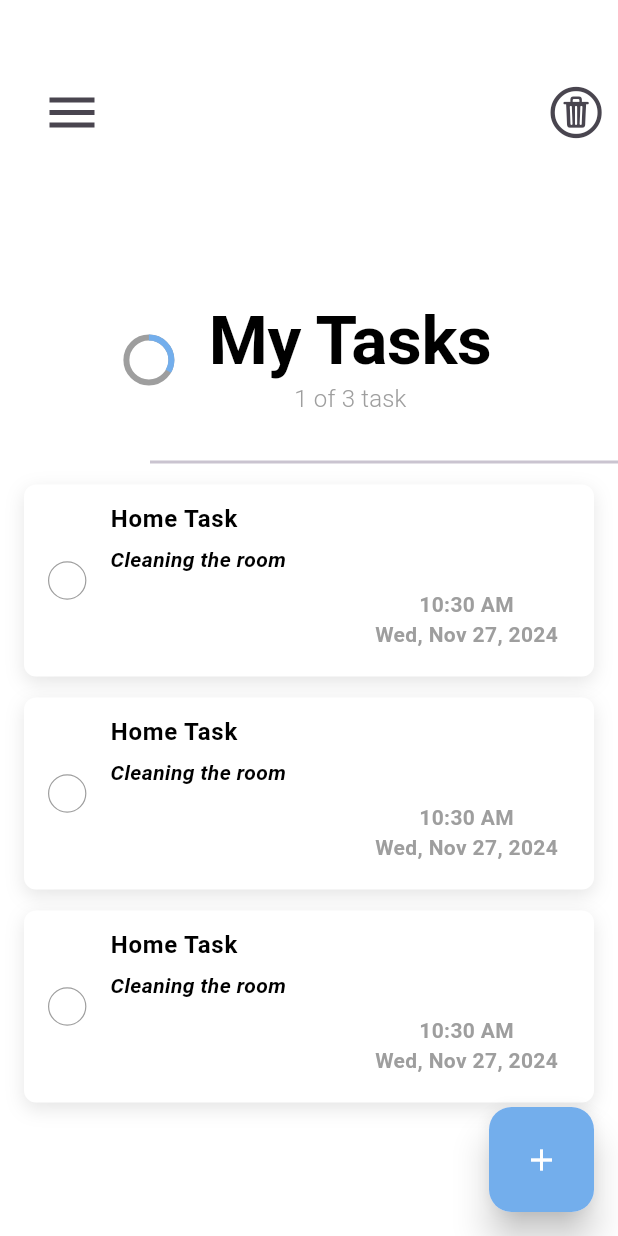
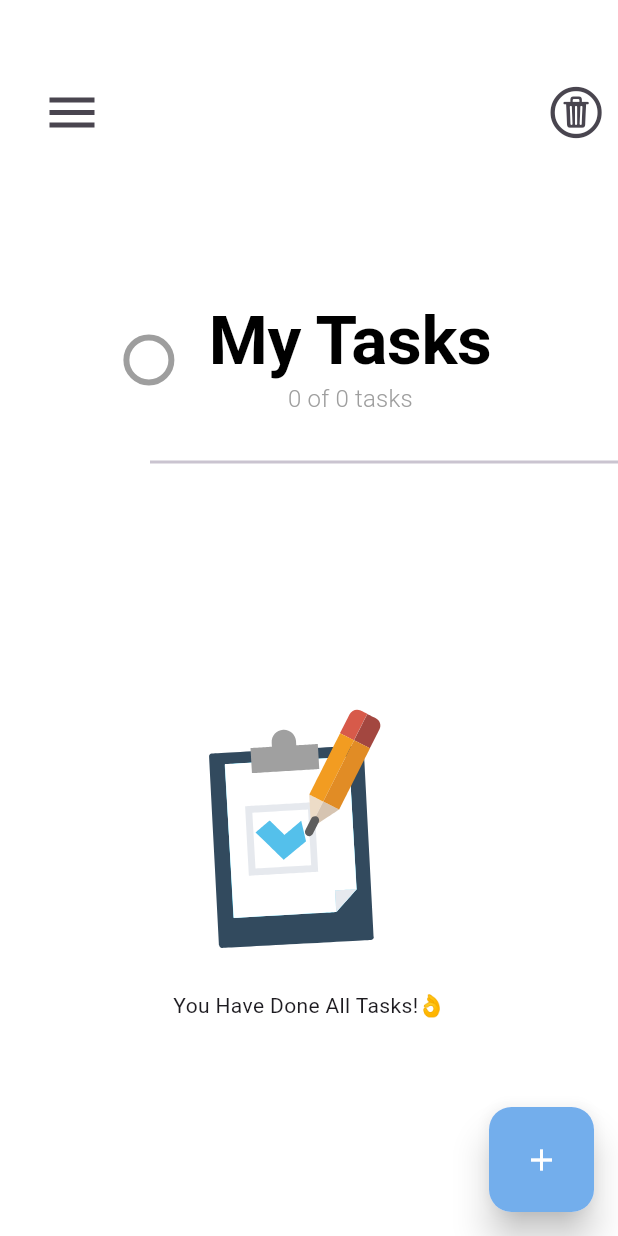
Before and after one commit to nguyenquangtung004/AppToDo, a Flutter app: the screen it shows after launch, on a phone screen of 412 x 824 dp. Run offline on Flutter 3.47's test engine with Material 3 defaults, Android fonts, the phone set to English and light mode, and no system bars; drawn by our look-alikes of flutter_slider_drawer; our stand-ins replace animate_do, hive, hive_flutter, lottie; missing offline and left inert: flutter_cupertino_date_picker_fork, ftoast, panara_dialogs; accounts and stored records are empty.

Commit message:
Tôi đã fix bug A dismissed Dismissible widget is still part of the tree.và lỗi khi thêm tasks mới thì các tasks cũ lại hiển thị trở lại

```diff
--- a/lib/data/hive_data_store.dart
+++ b/lib/data/hive_data_store.dart
@@ -4,34 +4,55 @@ import 'package:flutter/foundation.dart';
 import 'package:hive/hive.dart';
 import 'package:hive_flutter/hive_flutter.dart';
 
-///All the [CRUD] operation method for hiveDB
+/// Tất cả các phương thức [CRUD] cho HiveDB
 class HiveDataStore {
   static const boxName = 'taskBox';
+  // Tạo box với kiểu dữ liệu <Task> để lưu trữ
+  late final Box<Task> box;
+  /// Khởi tạo HiveDataStore, đảm bảo mở hộp trước khi sử dụng.
+  HiveDataStore() {
+    _initBox();
+  }
+    Future<void> _initBox() async {
+    // Đảm bảo hộp đã mở trước khi sử dụng
+    if (!Hive.isBoxOpen(boxName)) {
+      box = await Hive.openBox<Task>(boxName);
+    } else {
+      box = Hive.box<Task>(boxName);
+    }
+  }
 
-  final Box<Task> box = Hive.box<Task>(boxName);
-
-  ///Add New Task To Box
-  Future<void> addTask ({required Task task}) async{
+  /// Thêm Task Mới vào Box
+  /// [task] là đối tượng `Task` cần thêm vào.
+  Future<void> addTask({required Task task}) async {
+    // Ghi chú: Sử dụng `task.id` làm key cho task mới.
     await box.put(task.id, task);
   }
 
-  ///Show Task
-  Future<Task?> getTask({required String id })async{
+
+  /// Lấy Task Dựa Theo ID
+  /// [id] là `String` đại diện cho ID của `Task`.
+  Future<Task?> getTask({required String id}) async {
+    // Trả về `Task` nếu tìm thấy theo `id`, hoặc null nếu không tìm thấy
     return box.get(id);
   }
 
-  ///Update Task
-  Future<void> updateTask({required Task task})async{
-    await task.save();
+ /// Cập Nhật Task
+  /// [task] là đối tượng `Task` cần cập nhật.
+  Future<void> updateTask({required Task task}) async {
+    // Lưu dữ liệu của task lại sau khi đã thay đổi
+    // Ghi chú: Đảm bảo `task` đã được sửa đổi trước khi gọi `save()`.
+    await box.put(task.id, task);
   }
 
-  ///Delete Task
-  Future<void> deleteTask ({required Task task})async{
-    await task.delete();
+  /// Xóa Task
+  /// [task] là đối tượng `Task` cần xóa.
+  Future<void> deleteTask({required Task task}) async {
+    // Xóa task dựa trên `id`
+    await box.delete(task.id);
   }
 
-  ///Listen to Box Changes
-  ///Using this method we will listen to box changes and update the
-  ///UI accordingly
+   /// Lắng Nghe Thay Đổi Trong Box
+  /// Sử dụng phương thức này để lắng nghe các thay đổi của hộp và cập nhật UI tương ứng.
   ValueListenable<Box<Task>> listToTask() => box.listenable();
 }
--- a/lib/main.dart
+++ b/lib/main.dart
@@ -1,48 +1,51 @@
-
-import 'package:app_to_do/views/home/home_view.dart';
-import 'package:app_to_do/views/home/widget/layout_add.dart';
 import 'package:flutter/material.dart';
 import 'package:hive_flutter/hive_flutter.dart';
 
-import 'models/task.dart';
-
-// ///
-// import '../data/hive_data_store.dart';
-// import '../models/task.dart';
-// import '../view/home/home_view.dart';
+/// Import các model và widget cần thiết
+import 'data/hive_data_store.dart'; // Đảm bảo bạn có lớp này trong thư mục data
+import './models/task.dart'; // Đảm bảo đường dẫn đúng với model Task của bạn
+import './views/home/home_view.dart'; // Đảm bảo đường dẫn đúng với widget HomeView của bạn
 
 Future<void> main() async {
-  /// Initial Hive DB
+  /// Đảm bảo khởi tạo các widget và Hive
+  WidgetsFlutterBinding.ensureInitialized();
+
+  /// Khởi tạo Hive
   await Hive.initFlutter();
 
-  /// Register Hive Adapter
-  Hive.registerAdapter<Task>(TaskAdapter());
-  //
-  // /// Open box
-  var box = await Hive.openBox<Task>("tasksBox");
+  /// Đăng ký adapter cho Task
+  Hive.registerAdapter(TaskAdapter());
 
-  /// Delete data from previous day
-  // ignore: avoid_function_literals_in_foreach_calls
-  box.values.forEach((task) {
-    if (task.createAtTime.day != DateTime.now().day) {
-      task.delete();
-    } else {}
-  });
+  /// Mở box Hive
+  try {
+    await Hive.openBox<Task>('taskBox');
+    debugPrint('Hive box opened successfully');
+  } catch (e) {
+    debugPrint('Error opening Hive box: $e');
+  }
 
+  /// Chạy ứng dụng với BaseWidget
   runApp(BaseWidget(child: const MyApp()));
 }
 
+/// BaseWidget để quản lý các dịch vụ toàn cục
+/// Mục tiêu của `BaseWidget` là để cung cấp `HiveDataStore` cho toàn bộ ứng dụng.
 class BaseWidget extends InheritedWidget {
   BaseWidget({Key? key, required this.child}) : super(key: key, child: child);
-  // final HiveDataStore dataStore = HiveDataStore();
+
   final Widget child;
 
+  /// Tạo instance của HiveDataStore (đảm bảo bạn đã tạo lớp này)
+  final HiveDataStore dataStore = HiveDataStore();
+
+  /// Lấy instance của BaseWidget
+  /// Hàm này giúp truy cập `HiveDataStore` từ bất kỳ vị trí nào trong widget tree
   static BaseWidget of(BuildContext context) {
     final base = context.dependOnInheritedWidgetOfExactType<BaseWidget>();
     if (base != null) {
       return base;
     } else {
-      throw StateError('Could not find ancestor widget of type BaseWidget');
+      throw StateError('Không tìm thấy widget BaseWidget trong context.');
     }
   }
 
@@ -52,6 +55,7 @@ class BaseWidget extends InheritedWidget {
   }
 }
 
+/// MyApp là lớp chính của ứng dụng
 class MyApp extends StatelessWidget {
   const MyApp({Key? key}) : super(key: key);
 
@@ -59,7 +63,7 @@ class MyApp extends StatelessWidget {
   Widget build(BuildContext context) {
     return MaterialApp(
       debugShowCheckedModeBanner: false,
-      title: 'Flutter Hive Todo App',
+      title: 'Hive Todo App',
       theme: ThemeData(
         textTheme: const TextTheme(
           displayLarge: TextStyle(
@@ -100,8 +104,7 @@ class MyApp extends StatelessWidget {
           ),
         ),
       ),
-      home: const HomeView(),
-      // home: const LayoutAdd(),
+      home: const HomeView(), // Mặc định chuyển đến `HomeView`
     );
   }
 }
--- a/lib/models/task.dart
+++ b/lib/models/task.dart
@@ -3,6 +3,7 @@ import 'package:uuid/uuid.dart';
 part "task.g.dart"; //import flutter pub run build_runner build để tạo file này
 @HiveType(typeId: 0)
 class Task extends HiveObject {
+  /// Khởi tạo đối tượng Task với các thuộc tính cần thiết.
   Task({
     required this.id,
     required this.title,
@@ -12,26 +13,32 @@ class Task extends HiveObject {
     required this.isCompleted
   });
 
-  //id
+   // id của Task (mã định danh duy nhất)
   @HiveField(0)
   final String id;
 
+  // Tiêu đề của Task
   @HiveField(1)
   String title;
 
+  // Phụ đề hoặc mô tả bổ sung cho Task
   @HiveField(2)
-  final String subTitle;
+  late final String subTitle;
 
+  // Thời gian tạo Task
   @HiveField(3)
   DateTime createAtTime;
 
+  // Ngày tạo Task
   @HiveField(4)
   DateTime createAtDate;
 
+  // Trạng thái hoàn thành của Task
   @HiveField(5)
   bool isCompleted;
 
-  //Create new Task
+   /// Phương thức tạo mới `Task`
+  /// Sử dụng `Uuid` để tạo ID duy nhất cho mỗi `Task`.
   factory Task.create({
     required String?title,
     required String?subtitle,
@@ -39,10 +46,12 @@ class Task extends HiveObject {
     required DateTime?createAtDate,
 
   }) =>
-      Task(id: const Uuid().v1(),
-          title: title ?? "",
-          subTitle: subtitle ?? "",
-          createAtTime: createAtTime??DateTime.now(),
-          createAtDate: createAtDate??DateTime.now(),
-          isCompleted: false);
+      Task(
+          id: const Uuid().v1(),// Tạo ID duy nhất cho Task mới
+          title: title ?? "", // Nếu không có `title`, dùng chuỗi rỗng
+          subTitle: subtitle ?? "", // Nếu không có `subTitle`, dùng chuỗi rỗng
+          createAtTime: createAtTime??DateTime.now(),// Nếu không có `createAtTime`, dùng thời gian hiện tại
+          createAtDate: createAtDate??DateTime.now(),// Nếu không có `createAtDate`, dùng ngày hiện tại
+          isCompleted: false,// Mặc định là chưa hoàn thành
+          );
 }
--- a/lib/views/home/home_view.dart
+++ b/lib/views/home/home_view.dart
@@ -1,3 +1,4 @@
+import 'package:app_to_do/main.dart';
 import 'package:app_to_do/models/task.dart';
 import 'package:app_to_do/untils/app_colors.dart';
 import 'package:app_to_do/untils/constants.dart';
@@ -5,97 +6,100 @@ import 'package:app_to_do/views/home/components/fab.dart';
 import 'package:app_to_do/views/home/components/home_app_bar.dart';
 import 'package:app_to_do/views/home/components/slider_drawer.dart';
 import 'package:app_to_do/views/home/widget/task_widget.dart';
+import 'package:flutter/foundation.dart';
 import 'package:flutter/material.dart';
 import 'package:app_to_do/untils/app_str.dart';
 import 'package:app_to_do/extensions/space_exs.dart';
 
-///Tự import
+/// Tự import
 import 'package:lottie/lottie.dart';
 
-///Tự import
+/// Tự import
 import 'package:flutter_slider_drawer/flutter_slider_drawer.dart';
 
-///Tự import
+/// Tự import
 import 'package:animate_do/animate_do.dart';
 
-///Tự import
+/// Tự import
 import 'package:hive/hive.dart';
 
-///1. Khởi tạo HomeView
-///HomeView: Lớp chính đại diện cho giao diện chính của ứng dụng
-///StatefulWidget: Được dùng để tạo một widget có trạng thái thay đổi.
+/// 1. Khởi tạo HomeView
+/// HomeView: Lớp chính đại diện cho giao diện chính của ứng dụng
+/// StatefulWidget: Được dùng để tạo một widget có trạng thái thay đổi.
 class HomeView extends StatefulWidget {
   const HomeView({super.key});
-  //_HomeViewState: Quản lý trạng thái và giao diện của HomeView.
+
+  /// _HomeViewState: Quản lý trạng thái và giao diện của HomeView.
   @override
   State<HomeView> createState() => _HomeViewState();
 }
-///2. Biến toàn cục
+
+/// 2. Biến toàn cục
 class _HomeViewState extends State<HomeView> {
-  //drawerKey: Khóa để điều khiển trạng thái của SliderDrawer.
-  //Import thư viện SliderDrawer
+  // drawerKey: Khóa để điều khiển trạng thái của SliderDrawer.
   GlobalKey<SliderDrawerState> drawerKey = GlobalKey<SliderDrawerState>();
-  //tesing: Một danh sách dữ liệu mẫu (mock data) được sử dụng để hiển thị danh sách nhiệm vụ (tasks).
-  final List<int> tesing = [2, 5, 7];
 
-///3. Widget build
+  /// 3. Widget build
   @override
   Widget build(BuildContext context) {
-    //TextTheme textTheme: Lấy các kiểu chữ từ theme của ứng dụng.
+    // Lấy `BaseWidget` từ context
+    final base = BaseWidget.of(context);
+    // Lấy `TextTheme` từ `ThemeData` của ứng dụng
     TextTheme textTheme = Theme.of(context).textTheme;
-    //Scaffold: Cấu trúc giao diện cơ bản (chứa FloatingActionButton, AppBar, và Body)
+    // `ValueListenable` để lắng nghe các thay đổi từ box của Hive
+    ValueListenable<Box<Task>> valueListenable = base.dataStore.listToTask();
+
+    return ValueListenableBuilder(
+      valueListenable: valueListenable,
+      builder: (ctx, Box<Task> box, Widget? child) {
+        // Lấy danh sách `tasks` từ box
+        var tasks = box.values.toList();
+
         return Scaffold(
           backgroundColor: Colors.white,
-      //Fab(): Nút nổi để thực hiện hành động (Floating Action Button)
-      floatingActionButton: Fab(),
-
-      //Body
-      //SliderDrawer: Widget cho phép hiển thị một ngăn kéo trượt từ bên trái.
+          floatingActionButton: Fab(), // Nút nổi để thực hiện hành động
           body: SliderDrawer(
             key: drawerKey,
-          isDraggable: false, //isDraggable: false khi để nút này thành true người dùng vuốt sang phải là hiển thị drawer
-          animationDuration: 1000,//animationDuration: Thời gian chạy animation khi mở ngăn kéo
-          slider: CustomDrawer(),//slider: Nội dung của ngăn kéo.
-          appBar: HomeAppBar(//appBar: Thanh tiêu đề tùy chỉnh.
+            isDraggable: false,
+            animationDuration: 1000,
+            slider: CustomDrawer(), // slider: Nội dung của ngăn kéo.
+            appBar: HomeAppBar(
               drawerKey: drawerKey,
             ),
-          child: _buildHomeBody(textTheme),//Nội dung chính của giao diện, được xây dựng từ _buildHomeBody
+            child: _buildHomeBody(textTheme, box), // Nội dung chính của giao diện
           ),
+        );
+      },
     );
   }
 
-  ///4. Widget _buildHomeBody
-  Widget _buildHomeBody(TextTheme textTheme) {
+  /// 4. Widget _buildHomeBody
+  Widget _buildHomeBody(TextTheme textTheme, Box<Task> box) {
+    List<Task> tasks = box.values.toList();
     return SizedBox(
       width: double.infinity,
       height: double.infinity,
       child: Column(
         children: [
-          ///Custom App Bar
-          ///4.1. Progress Indicator
-          Container(//Container: Chứa nội dung tiêu đề chính và ProgressIndicator.
+          /// Custom App Bar
+          Container(
             margin: const EdgeInsets.only(top: 60),
             width: double.infinity,
             height: 100,
-            // color: Colors.red,
             child: Row(
               mainAxisAlignment: MainAxisAlignment.center,
               children: [
-                //Progress Indicator
-                const SizedBox(
+                // Progress Indicator
+                SizedBox(
                   width: 30,
                   height: 30,
-                  child: CircularProgressIndicator(//CircularProgressIndicator: Hiển thị tiến độ hoàn thành nhiệm vụ.
-                    value: 1 / 3,//value: Tiến độ (từ 0.0 đến 1.0). Ví dụ: 1 / 3 là 33%.
-                    backgroundColor: Colors.grey,//backgroundColor: Màu nền của vòng tròn.
-                    valueColor: AlwaysStoppedAnimation(AppColors.primaryColor),//valueColor: Màu của thanh tiến độ.
+                  child: CircularProgressIndicator(
+                    value: tasks.isEmpty ? 0 : tasks.where((task) => task.isCompleted).length / tasks.length,
+                    backgroundColor: Colors.grey,
+                    valueColor: AlwaysStoppedAnimation(AppColors.primaryColor),
                   ),
                 ),
-                //Space
-                const SizedBox(
-                  width: 25,
-                ),
-                //Top Level Task Info
+                const SizedBox(width: 25),
                 Column(
                   mainAxisAlignment: MainAxisAlignment.center,
                   crossAxisAlignment: CrossAxisAlignment.center,
@@ -104,11 +108,9 @@ class _HomeViewState extends State<HomeView> {
                       AppStr.mainTitle,
                       style: textTheme.displayLarge,
                     ),
-                    const SizedBox(
-                      height: 3,
-                    ),
+                    const SizedBox(height: 3),
                     Text(
-                      "1 of 3 task",
+                      "${tasks.where((task) => task.isCompleted).length} of ${tasks.length} tasks",
                       style: textTheme.titleMedium,
                     ),
                   ],
@@ -125,115 +127,90 @@ class _HomeViewState extends State<HomeView> {
             ),
           ),
 
-          ///Tasks
-          ///4.2. Tasks List
-          SizedBox(
-            width: double.infinity,
-            height: 745,
-            child: tesing.isNotEmpty
-
-                /// Task list is not empty
-                ? ListView.builder(//ListView.builder: Tạo danh sách nhiệm vụ
-                    itemCount: tesing.length,
+          /// Tasks List
+          Expanded(
+            child: tasks.isNotEmpty
+                ? ListView.builder(
+                    itemCount: tasks.length,
                     scrollDirection: Axis.vertical,
                     itemBuilder: (context, index) {
-                      return Dismissible(//Dismissible: Cho phép vuốt để xóa nhiệm vụ.
+                      var task = tasks[index];
+                      return Dismissible(
+                        key: Key(task.id), // Sử dụng `task.id` để làm khóa duy nhất
                         direction: DismissDirection.horizontal,
-                        onDismissed: (direction) {
+                        confirmDismiss: (direction) async {
+                          // Hiển thị hộp thoại xác nhận trước khi xóa
+                          return await showDialog(
+                            context: context,
+                            builder: (BuildContext context) {
+                              return AlertDialog(
+                                title: const Text("Xác nhận xóa"),
+                                content: const Text("Bạn có chắc chắn muốn xóa nhiệm vụ này không?"),
+                                actions: [
+                                  TextButton(
+                                    onPressed: () {
+                                      Navigator.of(context).pop(false); // Hủy bỏ
+                                    },
+                                    child: const Text("Hủy"),
+                                  ),
+                                  TextButton(
+                                    onPressed: () {
+                                      Navigator.of(context).pop(true); // Xác nhận xóa
+                                    },
+                                    child: const Text("Xóa"),
+                                  ),
+                                ],
+                              );
+                            },
+                          );
+                        },
+                        onDismissed: (direction) async {
+                          // Xóa nhiệm vụ khỏi Hive
+                          await box.deleteAt(index);
+
+                          // Sau khi xóa, cần cập nhật giao diện
                           setState(() {
-                            tesing.removeAt(index);
+                            tasks.removeAt(index);
                           });
                         },
-                        background: Row(
+                        background: Container(
+                          color: Colors.redAccent,
+                          child: Row(
                             mainAxisAlignment: MainAxisAlignment.center,
                             children: [
-                            const Icon(
-                              Icons.delete_outline,
-                              color: Colors.grey,
-                            ),
-                            8.w,
+                              const Icon(Icons.delete_outline, color: Colors.white),
+                              const SizedBox(width: 8),
                               const Text(
                                 AppStr.deletedTask,
-                              style: TextStyle(color: Colors.grey),
+                                style: TextStyle(color: Colors.white),
                               ),
                             ],
                           ),
-                        key: UniqueKey(),
-                        child: TaskWidget(
-                          // TaskWidget: Widget hiển thị chi tiết một nhiệm vụ.
-                          ///This is only for test
-                          ///We will load tasks from db later one
-                          task: Task(
-                            id: "1",
-                            title: "Home Task",
-                            subTitle: "Cleaning the room",
-                            createAtTime: DateTime.now(),
-                            createAtDate: DateTime.now(),
-                            isCompleted: false,
                         ),
-                        ),
+                        child: TaskWidget(task: task), // Hiển thị chi tiết nhiệm vụ
                       );
                     },
                   )
-
-                /// Task list is empty
                 : Column(
-                    //Căn animation ra giữa
                     mainAxisAlignment: MainAxisAlignment.center,
                     children: [
-                      //Phải tự import bằng tay lottie
-                      //Xong sau đó tạo ra file space_exs.dart
-                      //Khai báo vào trong đó lottieUrl
-                      //rồi lên testing để tảo ra danh sách rỗng kiểm tra xem đã thực hiện thành công lottie chưa
-                      //nếu Animate mà nó không rỗng
-
-                      //Thêm lớp FadeInUp để làm animation chuyển động chậm
-                      ///Lottie Anime
                       FadeIn(
                         child: SizedBox(
-                          //Thay đổi kích thước animation
                           width: 200,
                           height: 200,
-                          child: Lottie.asset(lottieUrl,
-                              animate: tesing.isNotEmpty ? false : true),//tesing.isNotEmpty: Nếu danh sách trống, hiển thị thông báo và animation Lottie.
+                          child: Lottie.asset(
+                            lottieUrl,
+                            animate: true,
                           ),
                         ),
-                      //Sub Text
+                      ),
                       FadeInUp(
                         from: 30,
-
-                        ///Đặt ra một câu hỏi đó là tại sao cứ phải dùng const trong một số lớp giao diện ví dụ như :
-                        ///child: const Text(AppStr.doneAllTask)
-                        /// -> Tối ưu hóa hiệu suất của ứng dụng khi mỗi lần flutter chạy lại và phải tạo lại instance mới của widget Text đó, mặc dù giá trị của nó không thay đổi.
-                        ///----------------------------------------------------------------------------------------
-                        /// Tiếp theo instance là gì ?
-                        /// Được hiểu là  một bản sao cụ thể của một đối tượng được tạo ra từ một lớp (class).
-                        /// Bạn có thể tưởng tượng lớp như là một bản thiết kế hoặc khuôn mẫu,
-                        /// và khi bạn tạo một instance, bạn đang tạo ra một đối tượng thực tế từ thiết kế đó.
-                        ///-----------------------------------------------------------------------------------------
-                        /// -> Có thể hiểu đơn giản qua ví dụ sau đây :
-                        /// * class Person {
-                        ///   String name;
-                        ///  int age;
-                        ///
-                        ///   Person({required this.name, required this.age});
-                        /// }
-                        /// *
-                        ///----------------------------------------------------------------------------------------
-                        /// -> Person là lớp (class),
-                        /// -> person1 và person2 là instance của lớp Person.
-                        /// -> Mỗi instance có thể có các giá trị riêng biệt (ví dụ name và age),
-                        /// mặc dù chúng đều được tạo từ lớp Person
-                        ///----------------------------------------------------------------------------------------
-                        ///Đơn giản hóa
-                        ///->Lớp: Text (mô tả cách hiển thị văn bản)
-                        ///->Instance: Cái cụ thể mà bạn đang hiển thị trên màn hình (ví dụ: Text("Hello World"))
-
                         child: const Text(AppStr.doneAllTask),
-                      )
+                      ),
                     ],
                   ),
-          )
+          ),
         ],
       ),
     );
```
Also changed, not shown: lib/views/home/widget/layout_add.dart (+111 -117 lines). Lines whose indentation alone changed are shown as unchanged.
